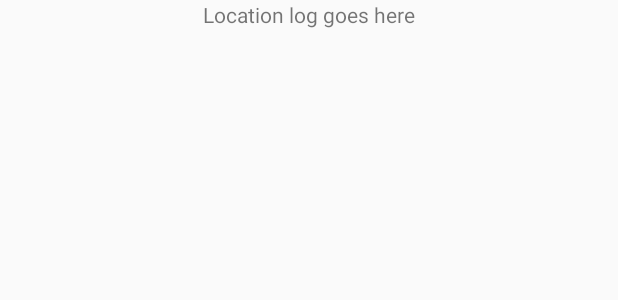
After one commit to josellausas/jaws-android, an Android app: the layout location_layout.xml on its own in the app's theme, with its tools: preview values and no code run, on a phone screen of 412 x 824 dp. The commit adds this screen. Shown: the top 300 px of the screen. Run offline under Robolectric (Android 15) with nearby library versions, the phone set to English and light mode, and no system bars.

Commit message:
Implemented lastLocation.

```diff
--- /dev/null
+++ b/app/src/main/res/layout/location_layout.xml
@@ -0,0 +1,12 @@
+<?xml version="1.0" encoding="utf-8"?>
+<LinearLayout xmlns:android="http://schemas.android.com/apk/res/android"
+    android:orientation="vertical" android:layout_width="match_parent"
+    android:layout_height="match_parent">
+
+    <TextView
+        android:layout_width="wrap_content"
+        android:layout_height="wrap_content"
+        android:text="Location log goes here"
+        android:id="@+id/textView5"
+        android:layout_gravity="center_horizontal" />
+</LinearLayout>
--- a/app/src/main/res/menu/activity_main_drawer.xml
+++ b/app/src/main/res/menu/activity_main_drawer.xml
@@ -35,6 +35,11 @@
                 android:id="@+id/nav_messages"
                 android:icon="@drawable/ic_menu_send"
                 android:title="Send Message" />
+
+            <item
+                android:id="@+id/location_log"
+                android:icon="@drawable/ic_menu_send"
+                android:title="Location Logs" />
         </menu>
     </item>
 
```
Also changed, not shown: app/src/main/java/systems/llau/jaws/Base/LLLocation.java (added, +38 -0 lines), app/src/main/java/systems/llau/jaws/MainActivity.java (+112 -2 lines), app/src/main/java/systems/llau/jaws/layout/LocationListFragment.java (added, +19 -0 lines).
